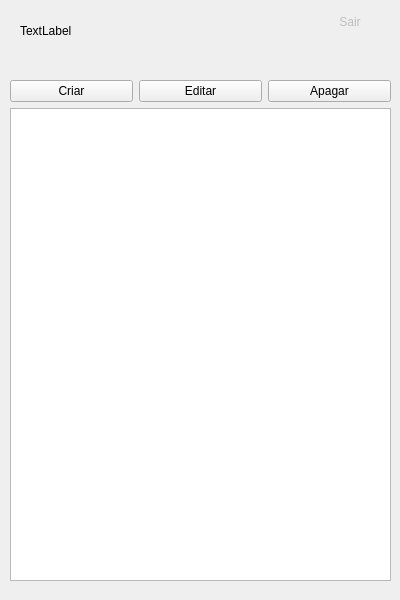
Qt form pagina_inicial.ui (Buloque/To-Do) before a commit.
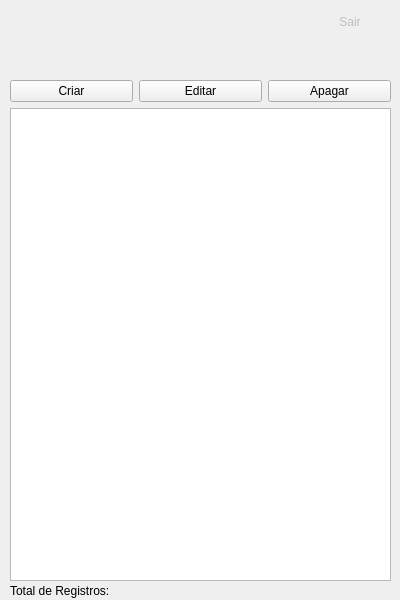
The same form after that commit. Icons and pictures are not drawn.

```diff
--- a/pagina_inicial.ui
+++ b/pagina_inicial.ui
@@ -32,14 +32,14 @@
   <widget class="QLabel" name="lblTeste">
    <property name="geometry">
     <rect>
-     <x>20</x>
-     <y>10</y>
-     <width>141</width>
-     <height>41</height>
+     <x>10</x>
+     <y>580</y>
+     <width>201</width>
+     <height>21</height>
     </rect>
    </property>
    <property name="text">
-    <string>TextLabel</string>
+    <string>Total de Registros:</string>
    </property>
   </widget>
   <widget class="QWidget" name="layoutWidget">
```
